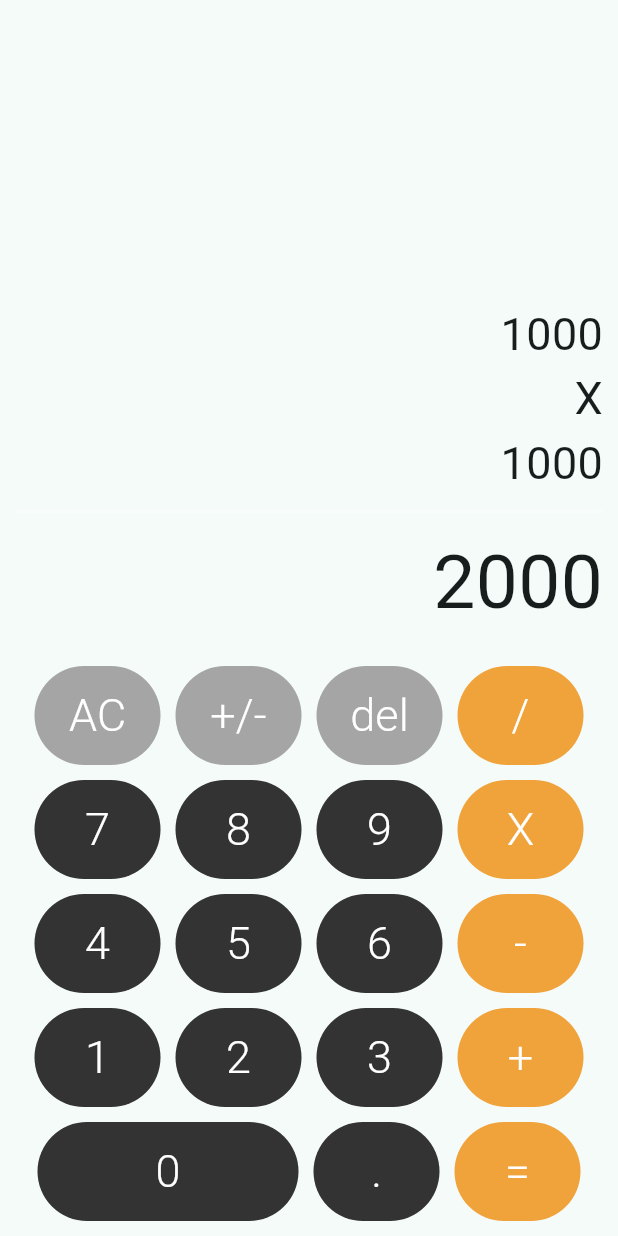
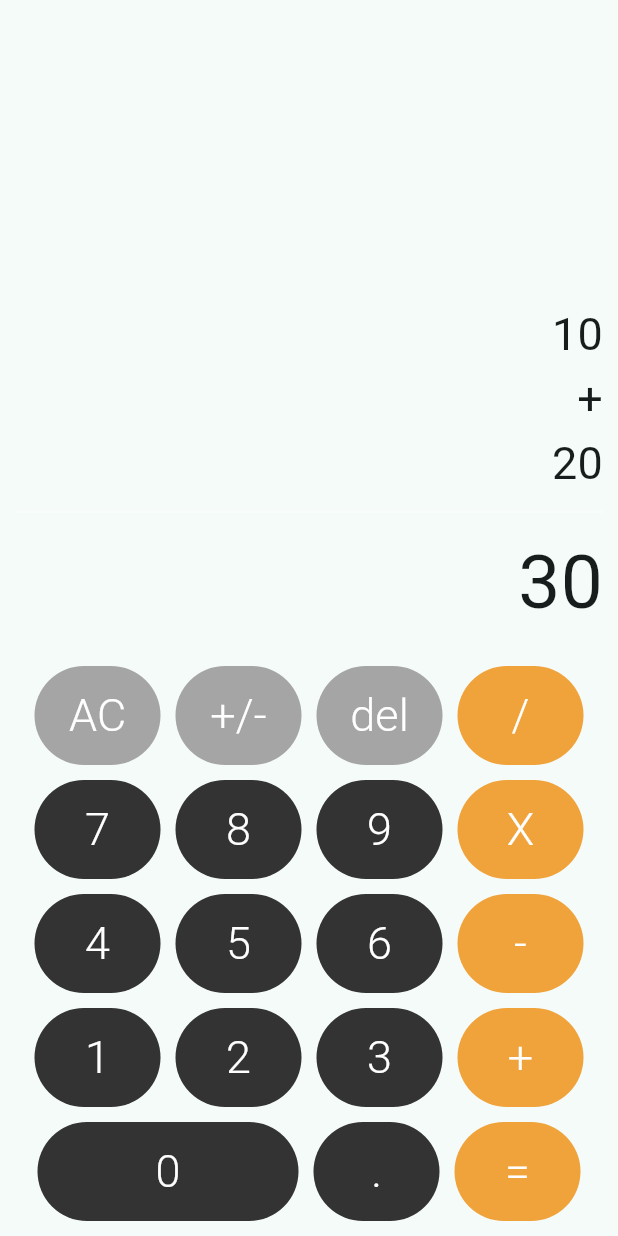
Before and after one commit to albinrk10/Calculadora_App, a Flutter app: the screen it shows after launch, on a phone screen of 412 x 824 dp. Run offline on Flutter 3.47's test engine with Material 3 defaults, Android fonts, the phone set to English and light mode, and no system bars; our stand-ins replace bloc, flutter_bloc, go_router.

Commit message:
fix calculadora

```diff
--- a/lib/main.dart
+++ b/lib/main.dart
@@ -1,8 +1,26 @@
 import 'package:flutter/material.dart';
+import 'package:flutter_bloc/flutter_bloc.dart';
 
 import 'config/config.dart';
+import 'presentation/bloc/bloc.dart';
 
-void main() => runApp(const MyApp());
+void main() => runApp(const AppState());
+
+class AppState extends StatelessWidget {
+  const AppState({super.key});
+
+  @override
+  Widget build(BuildContext context) {
+    return MultiBlocProvider(
+      providers: [
+        BlocProvider<CalculatorBloc>(
+          create: (context) => CalculatorBloc(),
+        ),
+      ],
+      child: const MyApp(),
+    );
+  }
+}
 
 class MyApp extends StatelessWidget {
   const MyApp({super.key});
--- /dev/null
+++ b/lib/presentation/bloc/bloc.dart
@@ -0,0 +1 @@
+export 'calculator/calculator_bloc.dart';
--- /dev/null
+++ b/lib/presentation/bloc/calculator/calculator_event.dart
@@ -0,0 +1,25 @@
+part of 'calculator_bloc.dart';
+
+@immutable
+sealed class CalculatorEvent {}
+
+class ResetAC extends CalculatorEvent {}
+
+class AddNumber extends CalculatorEvent {
+  final String number;
+  AddNumber(this.number);
+}
+
+class ChangeNegativePositive extends CalculatorEvent {}
+
+class DeleteLastEntry extends CalculatorEvent {}
+
+class OperationEntry extends CalculatorEvent {
+  final String operation;
+  OperationEntry(this.operation);
+}
+
+class CalculateResult extends CalculatorEvent {
+  // final String secondNumber;
+  // CalculateResult(this.secondNumber);
+}
--- /dev/null
+++ b/lib/presentation/bloc/calculator/calculator_state.dart
@@ -0,0 +1,28 @@
+part of 'calculator_bloc.dart';
+
+class CalculatorState {
+  final String mathResult;
+  final String firstNumber;
+  final String secondNumber;
+  final String operation;
+
+  CalculatorState({
+     this.mathResult= '30',
+     this.firstNumber = '10',
+      this.secondNumber = '20',
+       this.operation = '+',
+       });
+
+
+  CalculatorState copyWith({
+    String? mathResult,
+    String? firstNumber,
+    String? secondNumber,
+    String? operation,
+  }) => CalculatorState(
+      mathResult: mathResult ?? this.mathResult,
+      firstNumber: firstNumber ?? this.firstNumber,
+      secondNumber: secondNumber ?? this.secondNumber,
+      operation: operation ?? this.operation,
+    );
+}
--- a/lib/presentation/screens/calculadora_screen.dart
+++ b/lib/presentation/screens/calculadora_screen.dart
@@ -1,14 +1,19 @@
 import 'package:flutter/material.dart';
+import 'package:flutter_bloc/flutter_bloc.dart';
+import '../bloc/bloc.dart';
 import '../widgets/widgets.dart';
 
 class CalculatorScreen extends StatelessWidget {
+  const CalculatorScreen({super.key});
+
 
   @override
   Widget build(BuildContext context) {
+    final calculatorBloc = BlocProvider.of<CalculatorBloc>(context);
     return Scaffold(
       body: SafeArea(
         child: Container(
-          margin: EdgeInsets.symmetric( horizontal: 10 ),
+          margin: const EdgeInsets.symmetric( horizontal: 10 ),
           child: Column(
             children: [
 
@@ -16,34 +21,30 @@ class CalculatorScreen extends StatelessWidget {
                 child: Container(),
               ),
 
-              SubResult( text: '1000' ),
-              SubResult( text: 'X' ),
-              SubResult( text: '1000' ),
-              LineSeparator(),
-              MainResultText( text: '2000' ),
+              const ResultsLabels(),
 
               Row(
                 mainAxisAlignment: MainAxisAlignment.center,
                 children: [
                   CalculatorButton(
                     text: 'AC',
-                    bgColor: Color(0xffA5A5A5 ),
-                    onPressed: () => print('AC'),
+                    bgColor: const Color(0xffA5A5A5 ),
+                    onPressed: () => calculatorBloc.add(ResetAC()),
                   ),
                   CalculatorButton(
                     text: '+/-',
-                    bgColor: Color(0xffA5A5A5 ),
-                    onPressed: () => print('+/-'),
+                    bgColor: const Color(0xffA5A5A5 ),
+                    onPressed: () => calculatorBloc.add(ChangeNegativePositive()),
                   ),
                   CalculatorButton(
                     text: 'del',
-                    bgColor: Color(0xffA5A5A5 ),
-                    onPressed: () => print('del'),
+                    bgColor: const Color(0xffA5A5A5 ),
+                    onPressed: () => calculatorBloc.add(DeleteLastEntry()),
                   ),
                   CalculatorButton(
                     text: '/',
-                    bgColor: Color(0xffF0A23B ),
-                    onPressed: () => print('/'),
+                    bgColor: const Color(0xffF0A23B ),
+                    onPressed: () => calculatorBloc.add(OperationEntry('/')),
                   ),
                 ],
               ),
@@ -53,20 +54,20 @@ class CalculatorScreen extends StatelessWidget {
                 children: [
                   CalculatorButton(
                     text: '7',
-                    onPressed: () => print('7'),
+                    onPressed: () => calculatorBloc.add(AddNumber('7')),
                   ),
                   CalculatorButton(
                     text: '8',
-                    onPressed: () => print('8'),
+                    onPressed: () => calculatorBloc.add(AddNumber('8')),
                   ),
                   CalculatorButton(
                     text: '9',
-                    onPressed: () => print('9'),
+                    onPressed: () => calculatorBloc.add(AddNumber('9')),
                   ),
                   CalculatorButton(
                     text: 'X',
                     bgColor: Color(0xffF0A23B ),
-                    onPressed: () => print('X'),
+                    onPressed: () => calculatorBloc.add(OperationEntry('X')),
                   ),
                 ],
               ),
@@ -76,20 +77,20 @@ class CalculatorScreen extends StatelessWidget {
                 children: [
                   CalculatorButton(
                     text: '4',
-                    onPressed: () => print('4'),
+                    onPressed: () => calculatorBloc.add(AddNumber('4')),
                   ),
                   CalculatorButton(
                     text: '5',
-                    onPressed: () => print('5'),
+                    onPressed: () => calculatorBloc.add(AddNumber('5')),
                   ),
                   CalculatorButton(
                     text: '6',
-                    onPressed: () => print('6'),
+                    onPressed: () => calculatorBloc.add(AddNumber('6')),
                   ),
                   CalculatorButton(
                     text: '-',
                     bgColor: Color(0xffF0A23B ),
-                    onPressed: () => print('-'),
+                    onPressed: () => calculatorBloc.add(OperationEntry('-')),
                   ),
                 ],
               ),
@@ -99,20 +100,20 @@ class CalculatorScreen extends StatelessWidget {
                 children: [
                   CalculatorButton(
                     text: '1',
-                    onPressed: () => print('1'),
+                    onPressed: () => calculatorBloc.add(AddNumber('1')),
                   ),
                   CalculatorButton(
                     text: '2',
-                    onPressed: () => print('2'),
+                    onPressed: () => calculatorBloc.add(AddNumber('2')),
                   ),
                   CalculatorButton(
                     text: '3',
-                    onPressed: () => print('3'),
+                    onPressed: () => calculatorBloc.add(AddNumber('3')),
                   ),
                   CalculatorButton(
                     text: '+',
                     bgColor: Color(0xffF0A23B ),
-                    onPressed: () => print('+'),
+                    onPressed: () => calculatorBloc.add(OperationEntry('+')),
                   ),
                 ],
               ),
@@ -123,16 +124,16 @@ class CalculatorScreen extends StatelessWidget {
                   CalculatorButton(
                     text: '0',
                     big: true,
-                    onPressed: () => print('0'),
+                    onPressed: () => calculatorBloc.add(AddNumber('0')),
                   ),
                   CalculatorButton(
                     text: '.',
-                    onPressed: () => print('.'),
+                    onPressed: () => calculatorBloc.add(AddNumber('.')),
                   ),
                   CalculatorButton(
                     text: '=',
-                    bgColor: Color(0xffF0A23B ),
-                    onPressed: () => print('='),
+                    bgColor: const Color(0xffF0A23B ),
+                    onPressed: () => calculatorBloc.add(CalculateResult()),
                   ),
                 ],
               ),
--- /dev/null
+++ b/lib/presentation/widgets/results_labels.dart
@@ -0,0 +1,42 @@
+import 'package:calculadora/presentation/bloc/bloc.dart';
+import 'package:calculadora/presentation/widgets/widgets.dart';
+import 'package:flutter/material.dart';
+import 'package:flutter_bloc/flutter_bloc.dart';
+
+class ResultsLabels extends StatelessWidget {
+  const ResultsLabels({super.key});
+
+  @override
+  Widget build(BuildContext context) {
+    return BlocBuilder<CalculatorBloc, CalculatorState>(
+      builder: (context, state) {
+        if(state.firstNumber == '0' && state.secondNumber == '0' ){
+          return  MainResultText(
+            text: state.mathResult.endsWith('.0')
+             ? state.mathResult.substring(0, state.mathResult.length - 2)
+             : state.mathResult
+          );
+        }
+        return Column(
+          children: [
+            SubResult(text: state.firstNumber),
+            SubResult(text: state.operation),
+            SubResult(text: state.secondNumber.endsWith('.0')
+             ? state.secondNumber.substring(0, state.secondNumber.length - 2)
+             : state.secondNumber
+
+
+            ),
+            const LineSeparator(),
+            MainResultText(text: state.mathResult.endsWith('.0')
+             ? state.mathResult.substring(0, state.mathResult.length - 2)
+             : state.mathResult
+
+
+            ),
+          ],
+        );
+      },
+    );
+  }
+}
--- a/lib/presentation/widgets/widgets.dart
+++ b/lib/presentation/widgets/widgets.dart
@@ -2,3 +2,4 @@ export 'calc_button.dart';
 export 'line_separator.dart';
 export 'main_result.dart';
 export 'sub_result.dart';
+export 'results_labels.dart';
```
Also changed, not shown: lib/presentation/bloc/calculator/calculator_bloc.dart (added, +88 -0 lines), pubspec.yaml (+1 -6 lines), pubspec.lock.
